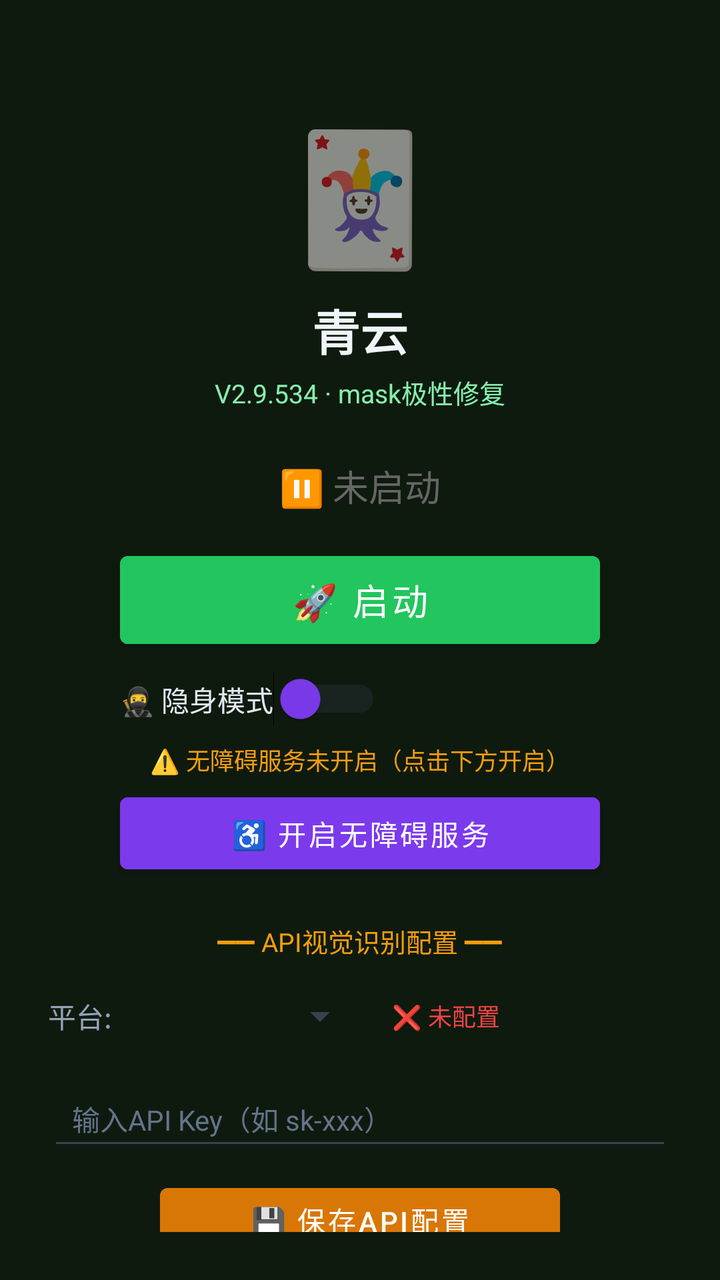
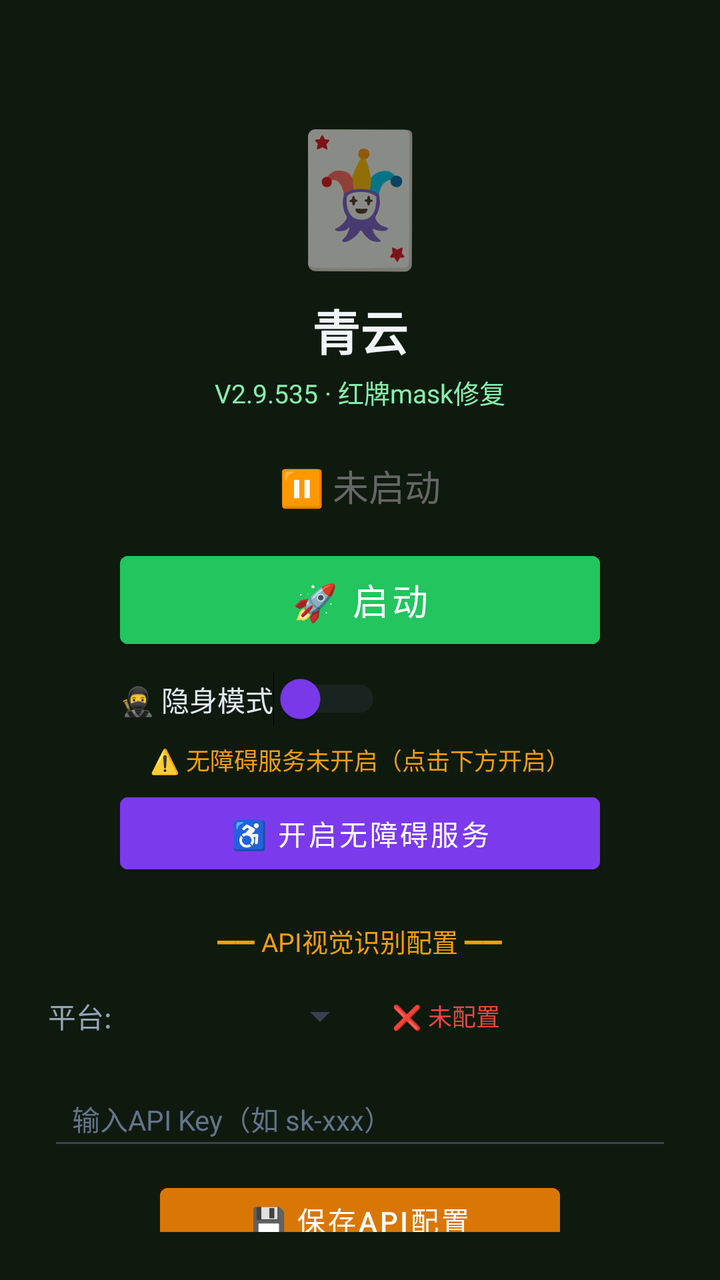

Compare the two renders of this Android layout. The source of the first and the diff that turns it into the second are given below.
<!-- AndroidManifest.xml: activity theme Theme.MjScreenshot -->
<!-- res/layout/activity_main.xml -->
<?xml version="1.0" encoding="utf-8"?>
<LinearLayout xmlns:android="http://schemas.android.com/apk/res/android"
    android:layout_width="match_parent"
    android:layout_height="match_parent"
    android:orientation="vertical"
    android:background="#0f1a0f"
    android:padding="24dp"
    android:gravity="center_horizontal">

    <TextView
        android:layout_width="wrap_content"
        android:layout_height="wrap_content"
        android:text="🃏"
        android:textSize="64sp"
        android:layout_marginTop="30dp" />

    <TextView
        android:layout_width="wrap_content"
        android:layout_height="wrap_content"
        android:text="青云"
        android:textSize="24sp"
        android:textColor="#f1f5f9"
        android:textStyle="bold"
        android:layout_marginTop="8dp" />

    <TextView
        android:layout_width="wrap_content"
        android:layout_height="wrap_content"
        android:text="V2.9.534 · mask极性修复"
        android:textSize="13sp"
        android:textColor="#86efac"
        android:layout_marginTop="4dp" />

    <TextView
        android:id="@+id/tvStatus"
        android:layout_width="wrap_content"
        android:layout_height="wrap_content"
        android:text="⏸ 未启动"
        android:textSize="18sp"
        android:textColor="#666666"
        android:layout_marginTop="24dp" />

    <Button
        android:id="@+id/btnStart"
        android:layout_width="240dp"
        android:layout_height="56dp"
        android:text="🚀 启动"
        android:textSize="18sp"
        android:textColor="#ffffff"
        android:backgroundTint="#22c55e"
        android:layout_marginTop="16dp" />

    <Button
        android:id="@+id/btnHelper"
        android:layout_width="240dp"
        android:layout_height="56dp"
        android:text="🃏 打开智囊"
        android:textSize="16sp"
        android:textColor="#ffffff"
        android:backgroundTint="#16a34a"
        android:layout_marginTop="12dp"
        android:visibility="gone" />

    
    <LinearLayout
        android:layout_width="240dp"
        android:layout_height="wrap_content"
        android:orientation="horizontal"
        android:gravity="center_vertical"
        android:layout_marginTop="8dp">

        <Switch
            android:id="@+id/switchStealth"
            android:layout_width="wrap_content"
            android:layout_height="wrap_content"
            android:text="🥷 隐身模式"
            android:textColor="#e2e8f0"
            android:textSize="14sp"
            android:thumbTint="#7c3aed"
            android:trackTint="#374151" />
    </LinearLayout>

    <TextView
        android:id="@+id/tvAccessibilityStatus"
        android:layout_width="wrap_content"
        android:layout_height="wrap_content"
        android:text="⚠️ 无障碍服务未开启（点击下方开启）"
        android:textSize="12sp"
        android:textColor="#f59e0b"
        android:layout_marginTop="8dp"
        android:gravity="center" />

    <Button
        android:id="@+id/btnAccessibility"
        android:layout_width="240dp"
        android:layout_height="48dp"
        android:text="♿ 开启无障碍服务"
        android:textSize="14sp"
        android:textColor="#ffffff"
        android:backgroundTint="#7c3aed"
        android:layout_marginTop="4dp" />

    <TextView
        android:layout_width="wrap_content"
        android:layout_height="wrap_content"
        android:text="━━ API视觉识别配置 ━━"
        android:textSize="13sp"
        android:textColor="#f59e0b"
        android:layout_marginTop="20dp" />

    <LinearLayout
        android:layout_width="match_parent"
        android:layout_height="wrap_content"
        android:orientation="horizontal"
        android:layout_marginTop="8dp"
        android:gravity="center_vertical">

        <TextView
            android:layout_width="wrap_content"
            android:layout_height="wrap_content"
            android:text="平台:"
            android:textSize="14sp"
            android:textColor="#94a3b8" />

        <Spinner
            android:id="@+id/spinnerProvider"
            android:layout_width="120dp"
            android:layout_height="40dp"
            android:layout_marginStart="8dp"
            android:backgroundTint="#374151" />

        <TextView
            android:id="@+id/tvApiStatus"
            android:layout_width="wrap_content"
            android:layout_height="wrap_content"
            android:text="❌ 未配置"
            android:textSize="12sp"
            android:textColor="#ef4444"
            android:layout_marginStart="12dp" />
    </LinearLayout>

    <EditText
        android:id="@+id/etApiKey"
        android:layout_width="match_parent"
        android:layout_height="44dp"
        android:hint="输入API Key（如 sk-xxx）"
        android:textSize="14sp"
        android:textColor="#e2e8f0"
        android:textColorHint="#64748b"
        android:backgroundTint="#374151"
        android:inputType="textPassword"
        android:layout_marginTop="8dp"
        android:paddingStart="12dp"
        android:paddingEnd="12dp" />

    <Button
        android:id="@+id/btnSaveApi"
        android:layout_width="200dp"
        android:layout_height="44dp"
        android:text="💾 保存API配置"
        android:textSize="14sp"
        android:textColor="#ffffff"
        android:backgroundTint="#d97706"
        android:layout_marginTop="8dp" />

    <TextView
        android:id="@+id/tvHint"
        android:layout_width="wrap_content"
        android:layout_height="wrap_content"
        android:text="先点上方按钮启动截屏"
        android:textSize="13sp"
        android:textColor="#666666"
        android:layout_marginTop="12dp"
        android:gravity="center" />

    <TextView
        android:layout_width="wrap_content"
        android:layout_height="wrap_content"
        android:text="使用步骤：\n1. 配置API Key（支持OpenAI/通义千问VL/硅基流动）\n2. 点「开启无障碍服务」→ 开启\n3. 开启「🥷隐身模式」(反检测)\n4. 点「启动」→ 允许悬浮窗\n5. 打牌时点屏幕上的🎯悬浮球即可截屏识别\n★ 拖动悬浮球可移到不挡牌的位置 ★\n★ 长按悬浮球可展开/收起详细面板 ★\n★ 悬浮球边框颜色=建议：绿=加注 橙=跟注 红=弃牌 ★"
        android:textSize="12sp"
        android:textColor="#64748b"
        android:layout_marginTop="12dp"
        android:lineSpacingExtra="3dp" />

</LinearLayout>
<!-- resources referenced by this layout -->
<resources>
  <style name="Theme.MjScreenshot" parent="Theme.MaterialComponents.DayNight.DarkActionBar">
          <item name="colorPrimary">#1e40af</item>
          <item name="colorPrimaryVariant">#1e3a8a</item>
          <item name="colorOnPrimary">#ffffff</item>
          <item name="android:statusBarColor">#0f172a</item>
      </style>
</resources>

<!-- the commit's change to res/layout/activity_main.xml (unified diff, before → after) -->
@@ -26,7 +26,7 @@
     <TextView
         android:layout_width="wrap_content"
         android:layout_height="wrap_content"
-        android:text="V2.9.534 · mask极性修复"
+        android:text="V2.9.535 · 红牌mask修复"
         android:textSize="13sp"
         android:textColor="#86efac"
         android:layout_marginTop="4dp" />
